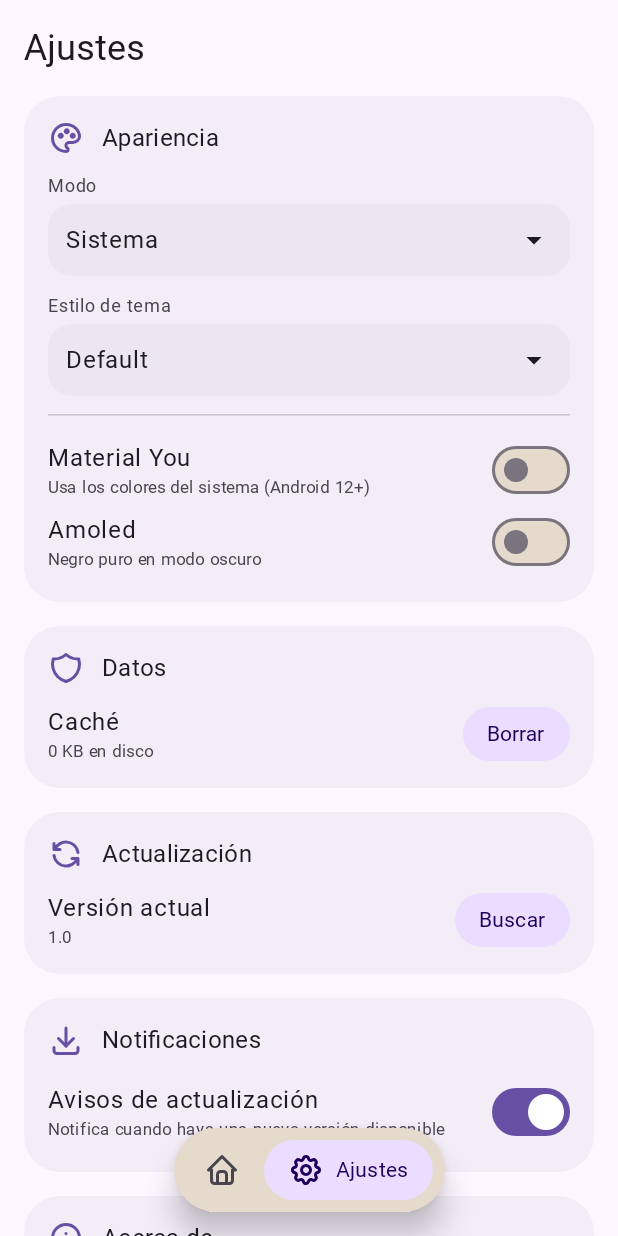
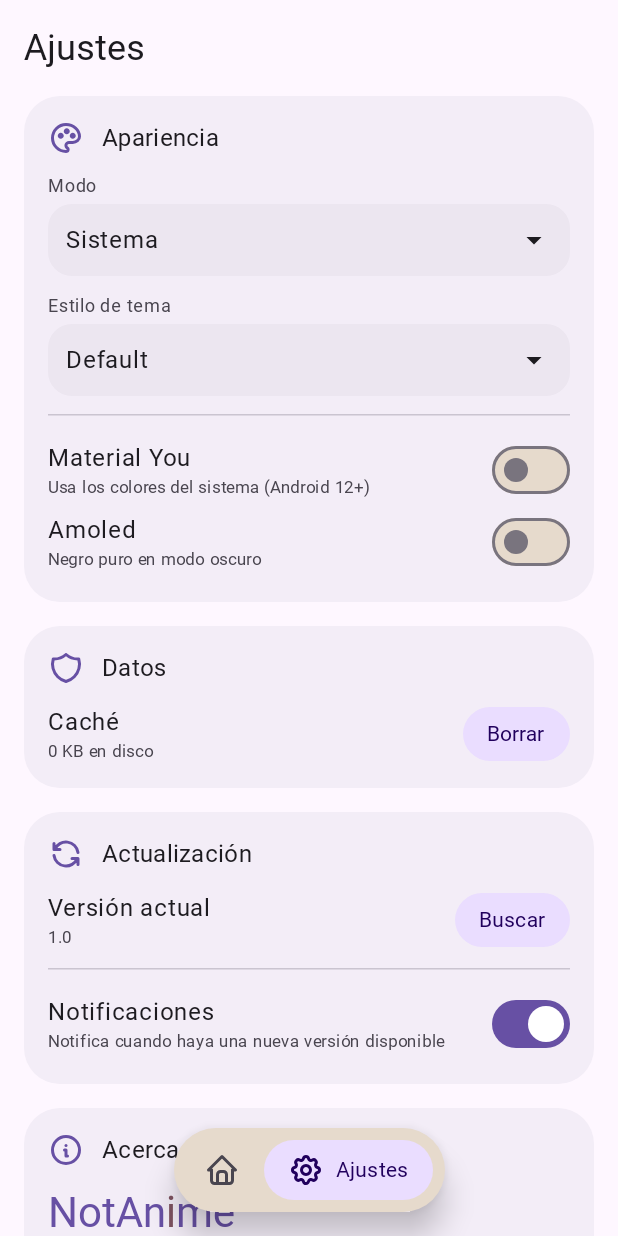
Before and after one commit to xzyyysh/UnAnime, an Android app built with Jetpack Compose: the SettingsScreen screen opened through its navigation route, on a phone screen of 412 x 824 dp. Run offline under Robolectric (Android 15) with nearby library versions, the phone set to English and light mode, and no system bars; libraries missing offline, so code that uses them is left out: org.chromium.net; network calls fail; pictures from the network do not load; Roboto replaces fonts that are not available here; 11 statements that could not run were skipped.

Commit message:
split apks by abi with device matching download and move notifier toggle into update card

```diff
--- a/app/src/main/java/com/unanimetv/android/feature/settings/ui/SettingsScreen.kt
+++ b/app/src/main/java/com/unanimetv/android/feature/settings/ui/SettingsScreen.kt
@@ -107,8 +107,6 @@ fun SettingsScreen(modifier: Modifier = Modifier) {
         Spacer(modifier = Modifier.height(Spacing.lg))
         UpdateCard()
         Spacer(modifier = Modifier.height(Spacing.lg))
-        NotificationsCard()
-        Spacer(modifier = Modifier.height(Spacing.lg))
         AboutCard()
         Spacer(modifier = Modifier.height(Spacing.md))
         Text(
@@ -119,90 +117,6 @@ fun SettingsScreen(modifier: Modifier = Modifier) {
             textAlign = androidx.compose.ui.text.style.TextAlign.Center
         )
         Spacer(modifier = Modifier.height(120.dp))
-    }
-}
-
-@Composable
-private fun NotificationsCard() {
-    val context = LocalContext.current
-    var enabled by remember { mutableStateOf(UpdateNotifier.isEnabled(context)) }
-    val permissionLauncher = rememberLauncherForActivityResult(
-        ActivityResultContracts.RequestPermission()
-    ) { granted ->
-        if (granted) {
-            UpdateNotifier.setEnabled(context, true)
-            UpdateNotifier.schedule(context)
-            enabled = true
-        }
-    }
-    Card(
-        colors = CardDefaults.cardColors(
-            containerColor = MaterialTheme.colorScheme.surfaceContainer
-        ),
-        shape = MaterialTheme.shapes.large,
-        modifier = Modifier.fillMaxWidth()
-    ) {
-        Column(modifier = Modifier.padding(Spacing.lg)) {
-            Row(
-                verticalAlignment = Alignment.CenterVertically,
-                horizontalArrangement = Arrangement.spacedBy(Spacing.md)
-            ) {
-                Icon(
-                    painterResource(R.drawable.ic_tabler_download),
-                    contentDescription = null,
-                    tint = MaterialTheme.colorScheme.primary
-                )
-                Text(
-                    text = "Notificaciones",
-                    style = MaterialTheme.typography.titleMedium,
-                    color = MaterialTheme.colorScheme.onSurface
-                )
-            }
-            Spacer(modifier = Modifier.height(Spacing.md))
-            Row(
-                verticalAlignment = Alignment.CenterVertically,
-                modifier = Modifier.fillMaxWidth()
-            ) {
-                Column(modifier = Modifier.weight(1f)) {
-                    Text(
-                        text = "Avisos de actualización",
-                        style = MaterialTheme.typography.bodyLarge,
-                        color = MaterialTheme.colorScheme.onSurface
-                    )
-                    Text(
-                        text = "Notifica cuando haya una nueva versión disponible",
-                        style = MaterialTheme.typography.labelSmall,
-                        color = MaterialTheme.colorScheme.onSurfaceVariant
-                    )
-                }
-                Switch(
-                    checked = enabled,
-                    onCheckedChange = { turnOn ->
-                        when {
-                            turnOn -> {
-                                if (Build.VERSION.SDK_INT >= 33 &&
-                                    ContextCompat.checkSelfPermission(
-                                        context,
-                                        Manifest.permission.POST_NOTIFICATIONS
-                                    ) != android.content.pm.PackageManager.PERMISSION_GRANTED
-                                ) {
-                                    permissionLauncher.launch(Manifest.permission.POST_NOTIFICATIONS)
-                                } else {
-                                    UpdateNotifier.setEnabled(context, true)
-                                    UpdateNotifier.schedule(context)
-                                    enabled = true
-                                }
-                            }
-                            else -> {
-                                UpdateNotifier.setEnabled(context, false)
-                                UpdateNotifier.schedule(context)
-                                enabled = false
-                            }
-                        }
-                    }
-                )
-            }
-        }
     }
 }
 
@@ -464,6 +378,16 @@ private fun ThemeDropdown(
 private fun UpdateCard() {
     val context = LocalContext.current
     val checking by UpdateChecker.checking.collectAsState()
+    var notifierEnabled by remember { mutableStateOf(UpdateNotifier.isEnabled(context)) }
+    val permissionLauncher = rememberLauncherForActivityResult(
+        ActivityResultContracts.RequestPermission()
+    ) { granted ->
+        if (granted) {
+            UpdateNotifier.setEnabled(context, true)
+            UpdateNotifier.schedule(context)
+            notifierEnabled = true
+        }
+    }
     Card(
         colors = CardDefaults.cardColors(
             containerColor = MaterialTheme.colorScheme.surfaceContainer
@@ -532,6 +456,50 @@ private fun UpdateCard() {
                         }
                     }
                 }
+            }
+            HorizontalDivider(modifier = Modifier.padding(vertical = Spacing.md))
+            Row(
+                verticalAlignment = Alignment.CenterVertically,
+                modifier = Modifier.fillMaxWidth()
+            ) {
+                Column(modifier = Modifier.weight(1f)) {
+                    Text(
+                        text = "Notificaciones",
+                        style = MaterialTheme.typography.bodyLarge,
+                        color = MaterialTheme.colorScheme.onSurface
+                    )
+                    Text(
+                        text = "Notifica cuando haya una nueva versión disponible",
+                        style = MaterialTheme.typography.labelSmall,
+                        color = MaterialTheme.colorScheme.onSurfaceVariant
+                    )
+                }
+                Switch(
+                    checked = notifierEnabled,
+                    onCheckedChange = { turnOn ->
+                        when {
+                            turnOn -> {
+                                if (Build.VERSION.SDK_INT >= 33 &&
+                                    ContextCompat.checkSelfPermission(
+                                        context,
+                                        Manifest.permission.POST_NOTIFICATIONS
+                                    ) != android.content.pm.PackageManager.PERMISSION_GRANTED
+                                ) {
+                                    permissionLauncher.launch(Manifest.permission.POST_NOTIFICATIONS)
+                                } else {
+                                    UpdateNotifier.setEnabled(context, true)
+                                    UpdateNotifier.schedule(context)
+                                    notifierEnabled = true
+                                }
+                            }
+                            else -> {
+                                UpdateNotifier.setEnabled(context, false)
+                                UpdateNotifier.schedule(context)
+                                notifierEnabled = false
+                            }
+                        }
+                    }
+                )
             }
         }
     }
```
Also changed, not shown: app/build.gradle.kts (+15 -1 lines), app/src/main/java/com/unanimetv/android/core/update/UpdateChecker.kt (+30 -9 lines).
